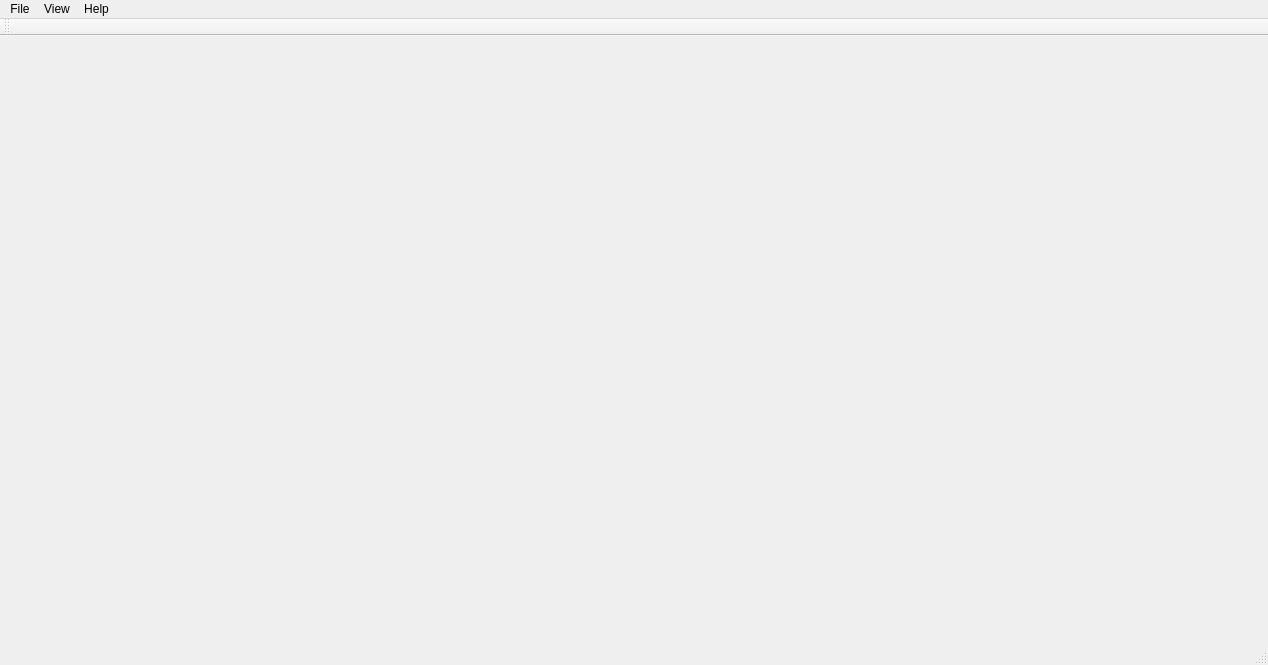
This is egCAS/src/ui/mainwindow.ui in majojoe/egcas-core as Qt 5 draws it before an edit. The edited form follows.
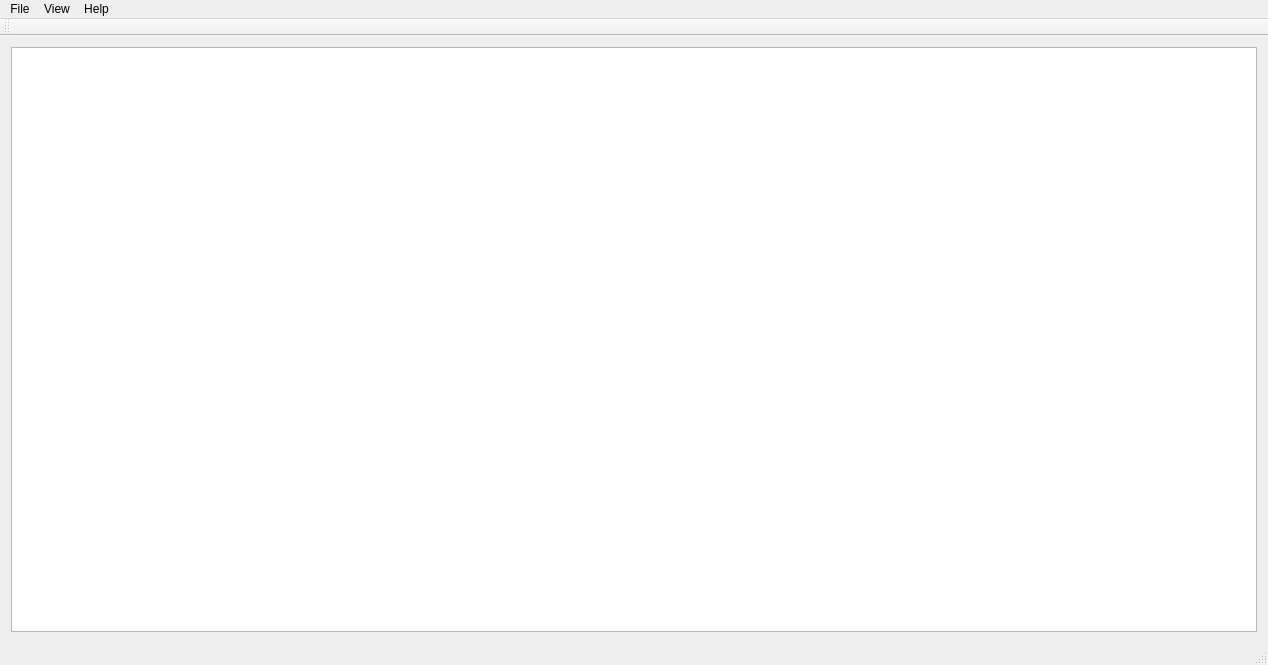
This is the edited form.

Commit message: :internal: implement custom QGraphicsItem for displaying formulas on top of a QGraphicsView

Diff of the .ui file:
```diff
--- a/egCAS/src/ui/mainwindow.ui
+++ b/egCAS/src/ui/mainwindow.ui
@@ -14,7 +14,11 @@
    <string>MainWindow</string>
   </property>
   <widget class="QWidget" name="centralWidget">
-   <layout class="QVBoxLayout" name="verticalLayout"/>
+   <layout class="QVBoxLayout" name="verticalLayout">
+    <item>
+     <widget class="QGraphicsView" name="graphicsView"/>
+    </item>
+   </layout>
   </widget>
   <widget class="QMenuBar" name="menuBar">
    <property name="geometry">
```
The commit also changes 6 other files.
